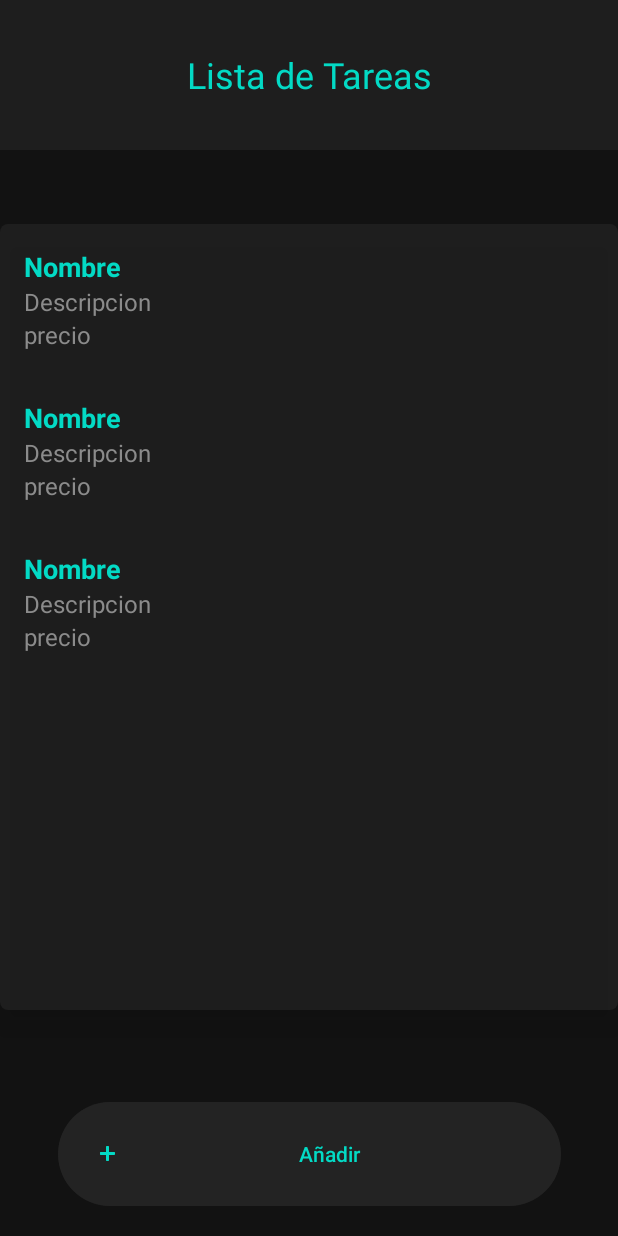
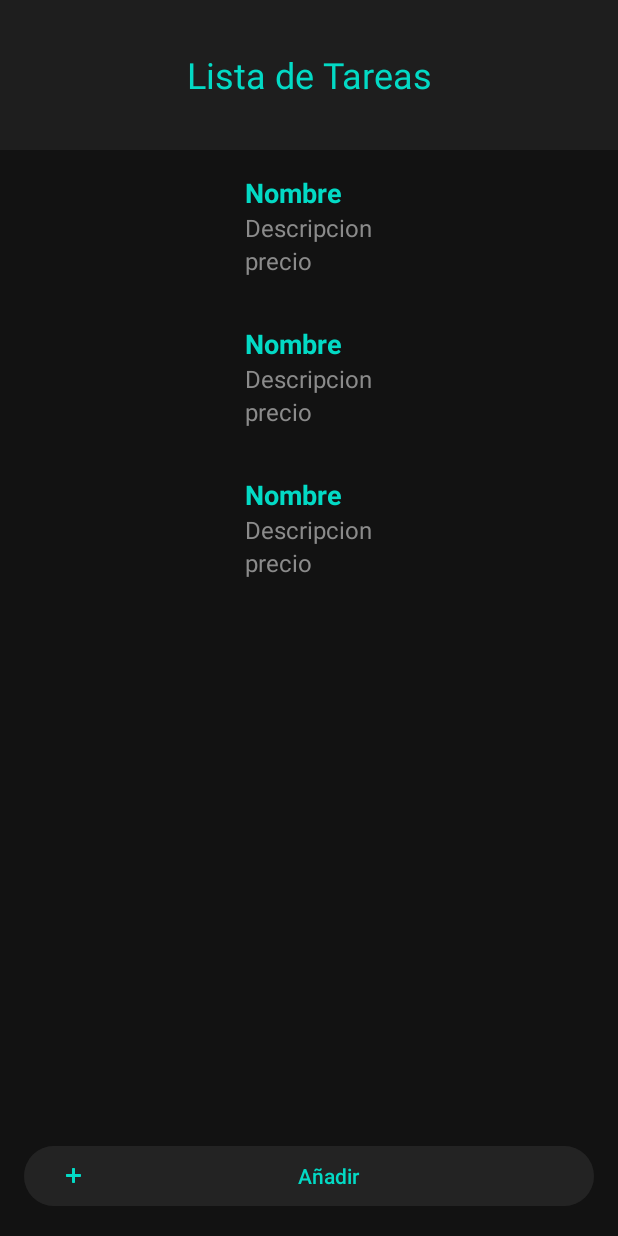
Before and after one commit to rubensb02/habitos, an Android app: the layout activity_main.xml on its own in the app's theme, with its tools: preview values and no code run, on a phone screen of 412 x 824 dp. Run offline under Robolectric (Android 15) with nearby library versions, the phone set to English and light mode, and no system bars.

Commit message:
commit main responsive

```diff
--- a/app/src/main/res/layout/activity_main.xml
+++ b/app/src/main/res/layout/activity_main.xml
@@ -1,45 +1,44 @@
-<androidx.constraintlayout.widget.ConstraintLayout xmlns:android="http://schemas.android.com/apk/res/android"
+<androidx.constraintlayout.widget.ConstraintLayout
+    xmlns:android="http://schemas.android.com/apk/res/android"
     xmlns:app="http://schemas.android.com/apk/res-auto"
     xmlns:tools="http://schemas.android.com/tools"
     android:id="@+id/main"
     android:layout_width="match_parent"
     android:layout_height="match_parent"
     android:background="#121212"
+    android:orientation="vertical"
     tools:context=".MainActivity">
 
+    <!-- Incluye la barra de herramientas en la parte superior -->
     <include
         android:id="@+id/xml_toolbar"
         layout="@layout/toolbar"
-        app:layout_constraintBottom_toTopOf="parent"
-        app:layout_constraintEnd_toStartOf="parent"
+        app:layout_constraintTop_toTopOf="parent"
         app:layout_constraintStart_toStartOf="parent"
-        app:layout_constraintTop_toTopOf="parent">
+        app:layout_constraintEnd_toEndOf="parent" />
 
-    </include>
+    <!-- RecyclerView ocupa un espacio proporcional -->
 
-    <!--        android:layout_margin="16dp"-->
-    <!--        android:layout_marginBottom="8dp"-->
-
+    <!-- Botón "Añadir" adaptado para ocupar espacio en la parte inferior -->
     <androidx.recyclerview.widget.RecyclerView
         android:id="@+id/recyclerViewHabitos"
-        android:layout_width="match_parent"
-        android:layout_height="524dp"
-        android:background="@drawable/myrect"
+        android:layout_width="wrap_content"
+        android:layout_height="0dp"
+        android:layout_gravity="center_horizontal"
         android:elevation="12dp"
-
-
-        app:layout_constraintBottom_toBottomOf="parent"
+        app:layout_constraintBottom_toTopOf="@id/addHabito"
         app:layout_constraintEnd_toEndOf="parent"
+        app:layout_constraintHorizontal_bias="0.498"
         app:layout_constraintStart_toStartOf="parent"
-        app:layout_constraintTop_toTopOf="parent"
-        app:layout_constraintVertical_bias="0.497"
+        app:layout_constraintTop_toBottomOf="@id/xml_toolbar"
+        app:layout_constraintVertical_bias="1.0"
         tools:listitem="@layout/list" />
 
     <Button
         android:id="@+id/addHabito"
-        android:layout_width="335dp"
-        android:layout_height="77dp"
-        android:layout_marginBottom="16dp"
+        android:layout_width="0dp"
+        android:layout_height="wrap_content"
+        android:layout_margin="16dp"
         android:backgroundTint="#8C282828"
         android:elevation="12dp"
         android:text="Añadir"
@@ -47,7 +46,7 @@
         app:icon="@android:drawable/ic_input_add"
         app:iconTint="#FF03DAC5"
         app:layout_constraintBottom_toBottomOf="parent"
-        app:layout_constraintEnd_toEndOf="parent"
-        app:layout_constraintStart_toStartOf="parent" />
+        app:layout_constraintStart_toStartOf="parent"
+        app:layout_constraintEnd_toEndOf="parent" />
 
 </androidx.constraintlayout.widget.ConstraintLayout>
--- a/app/src/main/res/layout/toolbar_add.xml
+++ b/app/src/main/res/layout/toolbar_add.xml
@@ -7,12 +7,13 @@
 
     <TextView
         android:id="@+id/titleText"
-        android:layout_width="wrap_content"
+        android:layout_width="match_parent"
         android:layout_height="wrap_content"
-        android:layout_marginTop="16dp"
         android:gravity="center"
         android:layout_gravity="center"
         android:text="Añadir tareas"
         android:textColor="#FF03DAC5"
         android:textSize="24sp" />
+
+
 </androidx.appcompat.widget.Toolbar>
```
